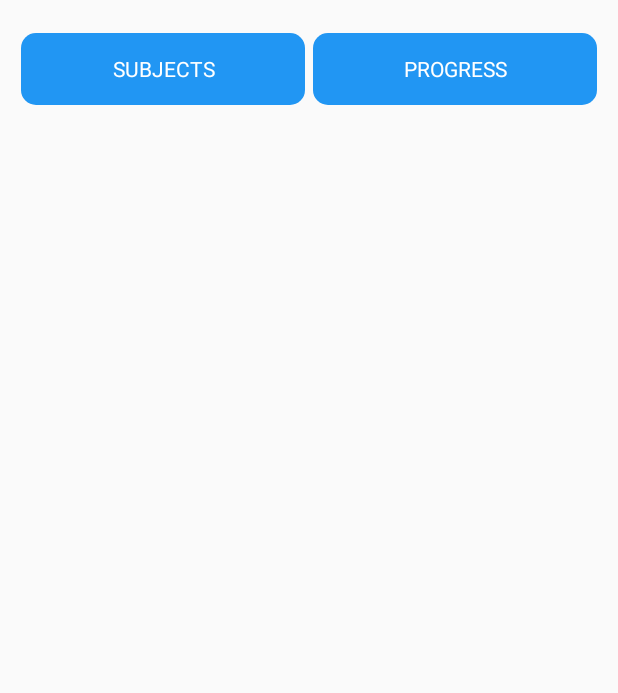
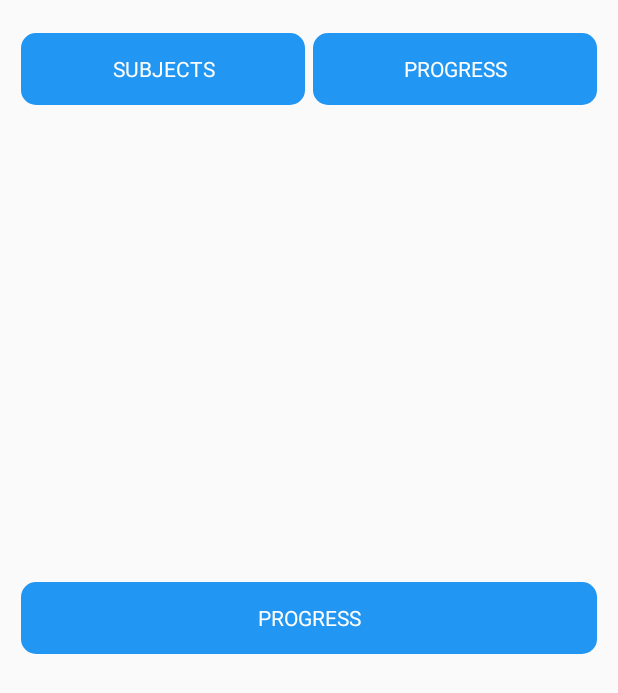
Before and after one commit to Ankit-akumar/MyQuizApp, an Android app: the MainActivity screen opened directly, with no data from a screen before it, on a phone screen of 412 x 824 dp. Shown: the top 693 px of the screen. Run offline under Robolectric (Android 15) with nearby library versions, the phone set to English and light mode, and no system bars; Roboto replaces fonts that are not available here.

```diff
--- a/app/src/main/res/layout/activity_main.xml
+++ b/app/src/main/res/layout/activity_main.xml
@@ -39,4 +39,18 @@
             android:textColor="@color/white" />
     </LinearLayout>
 
+    <Button
+        style="@style/Widget.AppCompat.Button.Borderless"
+        android:layout_width="0dp"
+        android:layout_height="wrap_content"
+        android:layout_weight="1"
+        android:background="@drawable/custom_button"
+        android:text="@string/progress"
+        android:textColor="@color/white"
+        app:layout_constraintBottom_toBottomOf="parent"
+        app:layout_constraintEnd_toEndOf="parent"
+        app:layout_constraintHorizontal_bias="0.5"
+        app:layout_constraintStart_toStartOf="parent"
+        app:layout_constraintTop_toTopOf="parent" />
+
 </androidx.constraintlayout.widget.ConstraintLayout>
```
